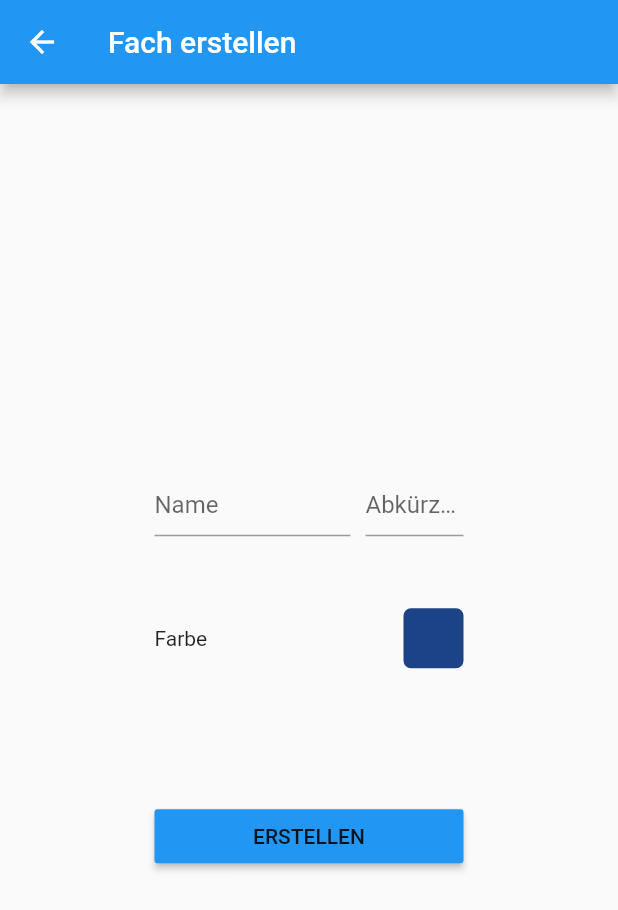
After one commit to david072/school_app, a Flutter app: the CreateSubjectPage screen opened directly, on a phone screen of 412 x 824 dp. The commit adds this screen. Shown: the top 910 px of the screen. Run offline on Flutter 3.47's test engine with Material 2 defaults, Android fonts, the light colour scheme and no system bars; our stand-ins replace email_validator, firebase_auth, firebase_core, flutter_colorpicker, get; missing offline and left inert: perfect_freehand; accounts and stored records are empty.

Commit message:
feat: Create subject layout
This adds the dummy layout for creating subjects.

```diff
--- a/lib/auth/login_page.dart
+++ b/lib/auth/login_page.dart
@@ -4,6 +4,7 @@ import 'package:school_app/auth/auth.dart';
 import 'package:school_app/auth/signup_page.dart';
 
 import '../home/home_page.dart';
+import '../util.dart';
 
 class LoginPage extends StatefulWidget {
   const LoginPage({Key? key}) : super(key: key);
--- a/lib/auth/signup_page.dart
+++ b/lib/auth/signup_page.dart
@@ -2,6 +2,7 @@ import 'package:flutter/material.dart';
 import 'package:get/get.dart';
 
 import '../home/home_page.dart';
+import '../util.dart';
 import 'auth.dart';
 
 class SignUpPage extends StatefulWidget {
--- /dev/null
+++ b/lib/data/subjects/create_subject_page.dart
@@ -0,0 +1,142 @@
+import 'package:flutter/material.dart';
+import 'package:flutter_colorpicker/flutter_colorpicker.dart';
+import 'package:get/get.dart';
+import 'package:school_app/util.dart';
+
+class CreateSubjectPage extends StatefulWidget {
+  const CreateSubjectPage({Key? key}) : super(key: key);
+
+  @override
+  State<CreateSubjectPage> createState() => _CreateSubjectPageState();
+}
+
+class _CreateSubjectPageState extends State<CreateSubjectPage> {
+  final GlobalKey formKey = GlobalKey<FormState>();
+
+  var enabled = true.obs;
+
+  String name = "";
+  String abbreviation = "";
+  var color = randomColor();
+
+  void createSubject() async {
+    enabled.call(false);
+
+    // TODO: save in database
+
+    enabled.call(true);
+    Get.back();
+  }
+
+  @override
+  Widget build(BuildContext context) {
+    return Scaffold(
+      appBar: AppBar(
+        title: const Text('Fach erstellen'),
+      ),
+      body: Center(
+        child: SizedBox(
+          width: MediaQuery.of(context).size.width / 2,
+          child: Form(
+            key: formKey,
+            child: Column(
+              mainAxisAlignment: MainAxisAlignment.center,
+              crossAxisAlignment: CrossAxisAlignment.center,
+              children: [
+                Row(
+                  mainAxisSize: MainAxisSize.min,
+                  children: [
+                    Flexible(
+                      flex: 2,
+                      child: TextFormField(
+                        enabled: enabled.value,
+                        decoration: buildInputDecoration('Name'),
+                        onChanged: (s) => name = s,
+                        validator: InputValidator.validateNotEmpty,
+                      ),
+                    ),
+                    const SizedBox(width: 10),
+                    Flexible(
+                      flex: 1,
+                      child: TextFormField(
+                        enabled: enabled.value,
+                        decoration: buildInputDecoration('Abkürzung'),
+                        onChanged: (s) => abbreviation = s,
+                        validator: InputValidator.validateNotEmpty,
+                      ),
+                    ),
+                  ],
+                ),
+                const SizedBox(height: 40),
+                InkWell(
+                  onTap: () => showDialog(
+                    context: context,
+                    builder: (_) => _ColorPicker(
+                      color: color,
+                      onColorChanged: (c) => setState(() => color = c),
+                    ),
+                  ),
+                  child: Padding(
+                    padding: const EdgeInsets.only(top: 8, bottom: 8),
+                    child: Row(
+                      children: [
+                        const Text('Farbe'),
+                        Expanded(
+                          child: Align(
+                            alignment: Alignment.centerRight,
+                            child: Container(
+                              width: 40,
+                              height: 40,
+                              decoration: BoxDecoration(
+                                color: color,
+                                borderRadius: BorderRadius.circular(5),
+                              ),
+                            ),
+                          ),
+                        ),
+                      ],
+                    ),
+                  ),
+                ),
+                const SizedBox(height: 80),
+                MaterialButton(
+                  onPressed: enabled.value ? createSubject : null,
+                  minWidth: double.infinity,
+                  color: Theme.of(context).colorScheme.primary,
+                  child: enabled.value
+                      ? const Text('ERSTELLEN')
+                      : const CircularProgressIndicator(),
+                ),
+              ],
+            ),
+          ),
+        ),
+      ),
+    );
+  }
+}
+
+class _ColorPicker extends StatelessWidget {
+  const _ColorPicker({
+    Key? key,
+    required this.color,
+    required this.onColorChanged,
+  }) : super(key: key);
+
+  final Color color;
+  final void Function(Color) onColorChanged;
+
+  @override
+  Widget build(BuildContext context) {
+    return AlertDialog(
+      title: const Text('Wähle eine Farbe'),
+      content: SingleChildScrollView(
+        child: ColorPicker(
+          pickerColor: color,
+          onColorChanged: onColorChanged,
+          enableAlpha: false,
+        ),
+      ),
+    );
+  }
+}
--- a/lib/home/subjects_widget.dart
+++ b/lib/home/subjects_widget.dart
@@ -43,7 +43,7 @@ class SubjectsWidget extends StatelessWidget {
           ),
           _Footer(
             subjectCount: subjects.length,
-            onAdd: () => print("on add"),
+            onAdd: () => Get.to(() => const CreateSubjectPage()),
           ),
         ],
       ),
--- /dev/null
+++ b/lib/util.dart
@@ -0,0 +1,49 @@
+import 'dart:math';
+
+import 'package:email_validator/email_validator.dart';
+import 'package:flutter/material.dart';
+
+/// Helper for validating user input in login + sign up forms.
+/// (email & password)
+class InputValidator {
+  static String? validateEmail(String? email) {
+    if (email == null || !EmailValidator.validate(email)) {
+      return 'Bitte gib eine gültige Email-Adresse an';
+    }
+
+    return null;
+  }
+
+  static String? validatePassword(String? password) {
+    if (password == null || password.isEmpty) {
+      return 'Bitte gib ein Passwort an';
+    } else if (password.length < 6) {
+      return 'Das Passwort muss mindestens 6 Zeichen lang sein';
+    }
+
+    return null;
+  }
+
+  static String? validateNotEmpty(String? s) {
+    if (s == null || s.isEmpty) {
+      return 'Darf nicht leer sein';
+    }
+
+    return null;
+  }
+}
+
+InputDecoration buildInputDecoration(String labelText) {
+  return InputDecoration(
+    labelText: labelText,
+    alignLabelWithHint: true,
+  );
+}
+
+Color randomColor() =>
+    Color((Random().nextDouble() * 0xFFFFFF).toInt()).withOpacity(1.0);
+
+bool validateForm(GlobalKey key) {
+  var formState = (key as GlobalKey<FormState>).currentState;
+  return formState != null && formState.validate();
+}
--- a/pubspec.yaml
+++ b/pubspec.yaml
@@ -21,6 +21,7 @@ dependencies:
 
   # Util
   email_validator: ^2.0.1
+  flutter_colorpicker: ^1.0.3
 
 dev_dependencies:
   flutter_test:
```
Also changed, not shown: lib/auth/auth.dart (+0 -30 lines).
